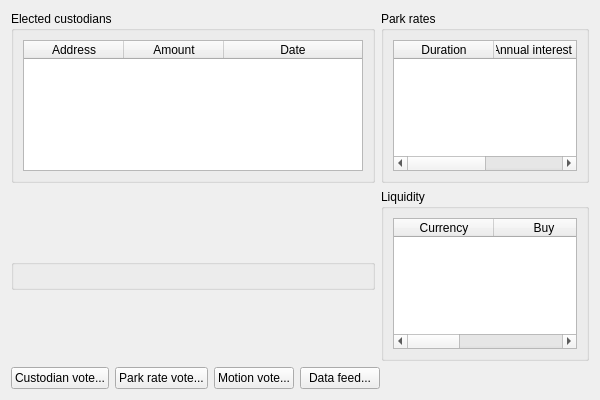
This is src/qt/forms/votepage.ui in creon-nu/Nu as Qt 5 draws it before an edit. The edited form follows.
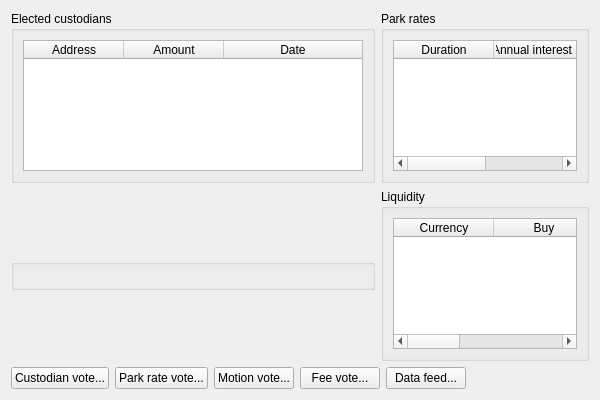
This is the edited form.

Commit message: Shareholders can vote to change the minimum fees

```diff
--- a/src/qt/forms/votepage.ui
+++ b/src/qt/forms/votepage.ui
@@ -177,6 +177,13 @@
        </property>
       </widget>
      </item>
+     <item>
+      <widget class="QPushButton" name="feeVote">
+       <property name="text">
+        <string>Fee vote...</string>
+       </property>
+      </widget>
+     </item>
      <item>
       <widget class="QPushButton" name="dataFeedButton">
        <property name="text">
```
The commit also changes 27 other files.
